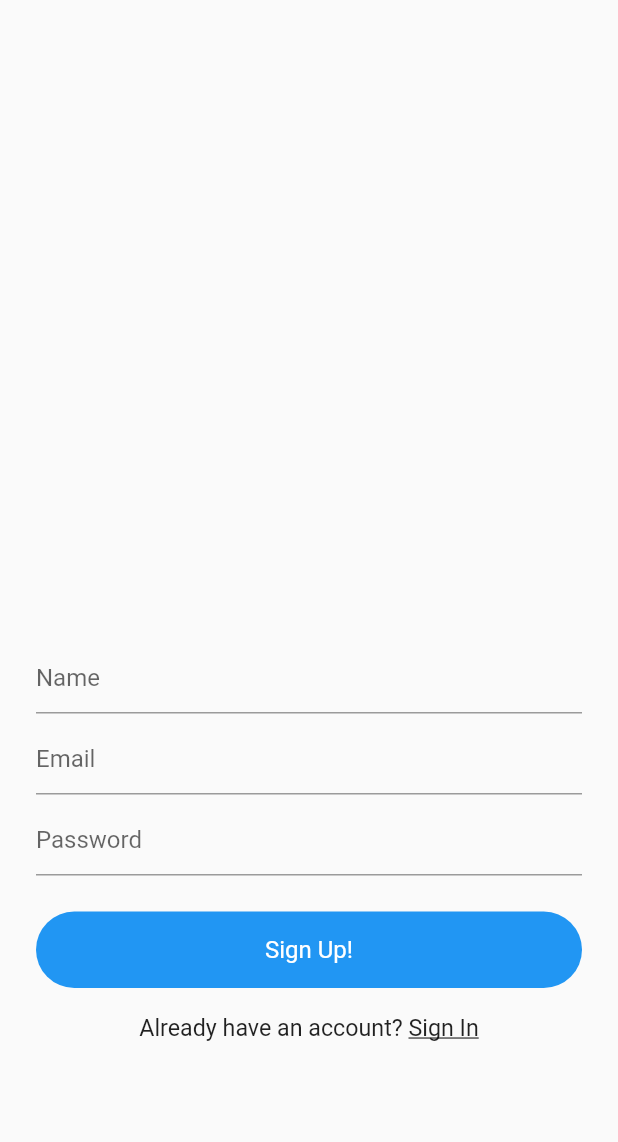
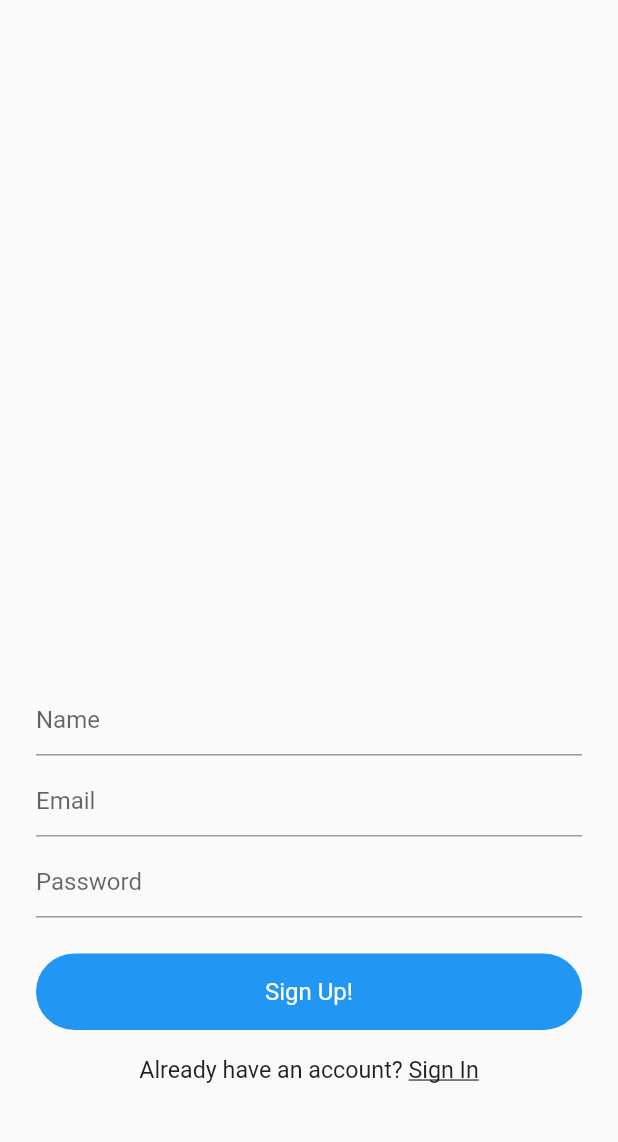
Before and after one commit to the-jey/Flutter-QuizzMakerApp, a Flutter app: the screen it shows after launch, after a tap on "Sign In!", after a tap on "Sign Up!", on a phone screen of 412 x 824 dp, the part 62-1204 px from its top. Run offline on Flutter 3.47's test engine with Material 2 defaults, Android fonts, the phone set to English and light mode, and no system bars; our stand-ins replace firebase_auth; accounts and stored records are empty.

```diff
--- a/lib/views/signin.dart
+++ b/lib/views/signin.dart
@@ -85,18 +85,7 @@ class _SignInState extends State<SignIn> {
                       onTap: () {
                         signIn();
                       },
-                      child: Container(
-                        padding: EdgeInsets.symmetric(vertical: 16.0),
-                        decoration: BoxDecoration(
-                            color: Colors.blue,
-                            borderRadius: BorderRadius.circular(30.0)),
-                        alignment: Alignment.center,
-                        width: MediaQuery.of(context).size.width,
-                        child: Text(
-                          'Sign In!',
-                          style: TextStyle(color: Colors.white, fontSize: 16.0),
-                        ),
-                      ),
+                      child: blueButton(context, 'Sign In!'),
                     ),
                     SizedBox(height: 18.0),
                     Row(
@@ -122,7 +111,7 @@ class _SignInState extends State<SignIn> {
                         ),
                       ],
                     ),
-                    SizedBox(height: 88.0)
+                    SizedBox(height: 60.0)
                   ],
                 ),
               ),
--- a/lib/views/signup.dart
+++ b/lib/views/signup.dart
@@ -95,18 +95,7 @@ class _SignUpState extends State<SignUp> {
                       onTap: () {
                         signUp();
                       },
-                      child: Container(
-                        padding: EdgeInsets.symmetric(vertical: 16.0),
-                        decoration: BoxDecoration(
-                            color: Colors.blue,
-                            borderRadius: BorderRadius.circular(30.0)),
-                        alignment: Alignment.center,
-                        width: MediaQuery.of(context).size.width,
-                        child: Text(
-                          'Sign Up!',
-                          style: TextStyle(color: Colors.white, fontSize: 16.0),
-                        ),
-                      ),
+                      child: blueButton(context, 'Sign Up!'),
                     ),
                     SizedBox(height: 18.0),
                     Row(
@@ -132,7 +121,7 @@ class _SignUpState extends State<SignUp> {
                         ),
                       ],
                     ),
-                    SizedBox(height: 88.0)
+                    SizedBox(height: 60.0)
                   ],
                 ),
               ),
--- a/lib/widgets/widgets.dart
+++ b/lib/widgets/widgets.dart
@@ -23,3 +23,17 @@ Widget appBar(BuildContext context) {
     ),
   );
 }
+
+Widget blueButton(BuildContext context, String label) {
+  return Container(
+    padding: EdgeInsets.symmetric(vertical: 16.0),
+    decoration: BoxDecoration(
+        color: Colors.blue, borderRadius: BorderRadius.circular(30.0)),
+    alignment: Alignment.center,
+    width: MediaQuery.of(context).size.width,
+    child: Text(
+      label,
+      style: TextStyle(color: Colors.white, fontSize: 16.0),
+    ),
+  );
+}
```
Also changed, not shown: lib/views/create_quiz.dart (added, +70 -0 lines), lib/views/home.dart (+22 -1 lines), 5 other files.
